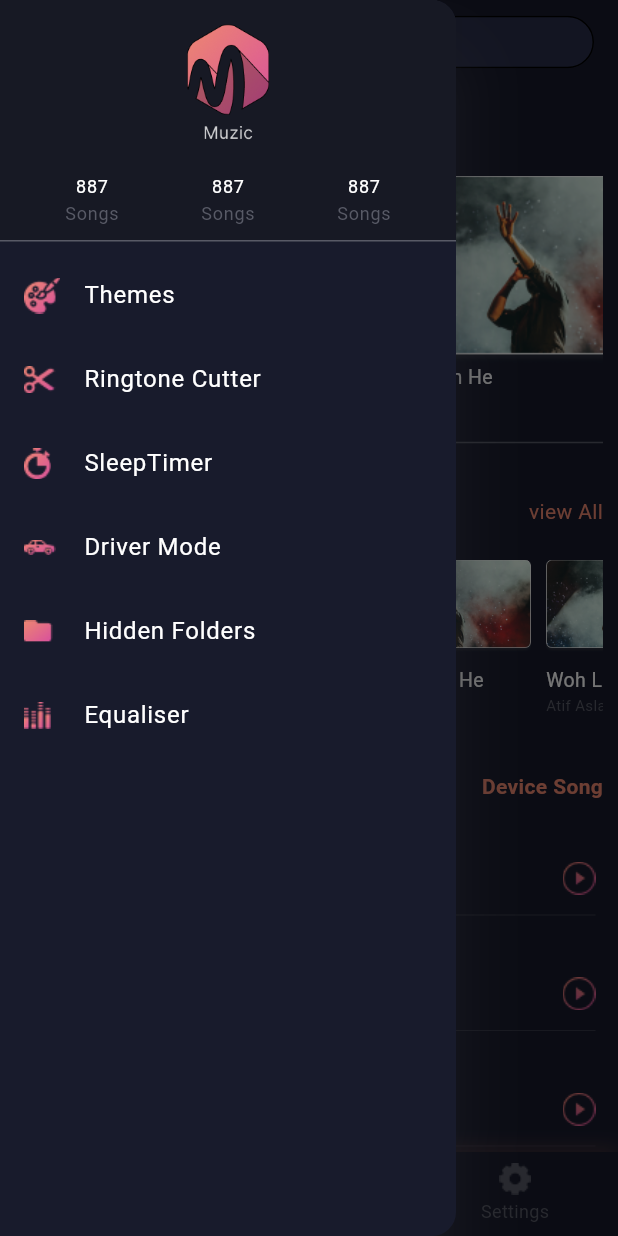
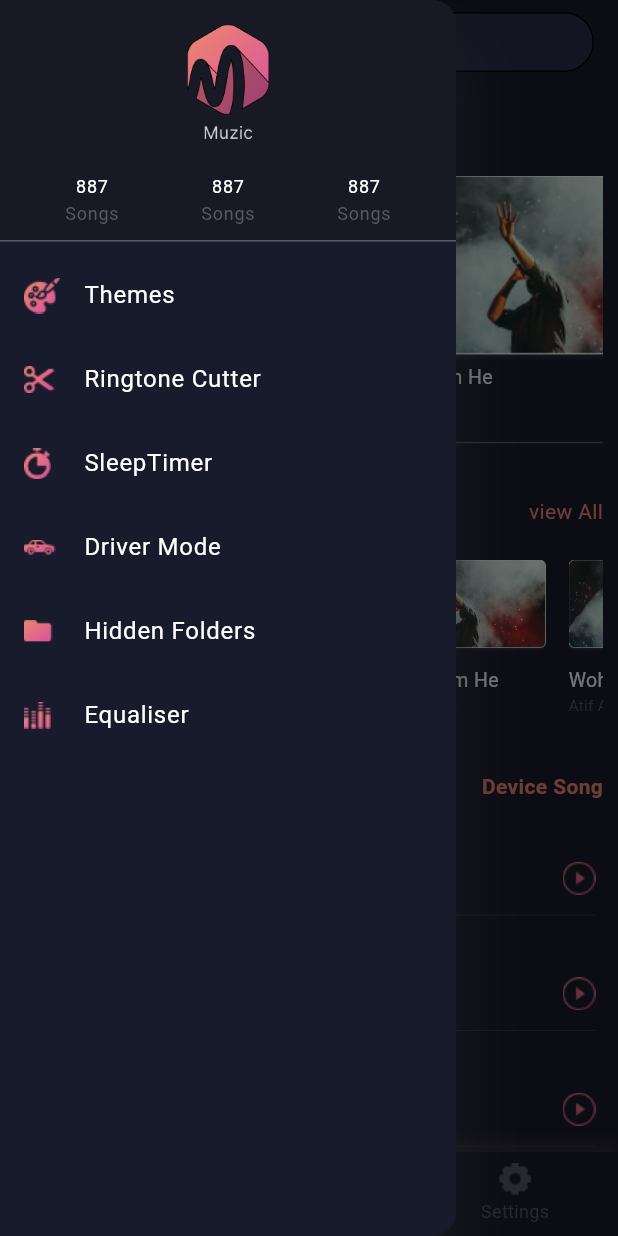
Before and after one commit to mdtaosifhossain3/flutter-music-player, a Flutter app: the screen it shows after launch, with the side drawer open, on a phone screen of 412 x 824 dp. Run offline on Flutter 3.47's test engine with Material 3 defaults, Android fonts, the phone set to English and light mode, and no system bars; our stand-ins replace get.

Commit message:
code shifting

```diff
--- a/lib/main.dart
+++ b/lib/main.dart
@@ -2,7 +2,6 @@ import 'package:flutter/material.dart';
 import 'package:get/get.dart';
 import 'package:music_player/constants/theme.dart';
 import 'package:music_player/views/bottomNavigatonBar/bottomNavigationBar.dart';
-import 'package:music_player/views/playListSongPlayScreen/play_list_song_play_screen.dart';
 
 void main() {
   runApp(const MyApp());
--- a/lib/resources/components/customWidgets/custom_appbar.dart
+++ /dev/null
@@ -1,13 +0,0 @@
-import 'package:flutter/material.dart';
-
-PreferredSizeWidget customAppbar(
-    {required BuildContext context, leadingIcon, actions, title}) {
-  return AppBar(
-    backgroundColor: Colors.transparent,
-    foregroundColor: Colors.transparent,
-    elevation: 0.00,
-    leading: leadingIcon,
-    actions: actions,
-    title: title,
-  );
-}
--- a/lib/resources/components/customWidgets/custom_textField.dart
+++ b/lib/resources/components/customWidgets/custom_textField.dart
@@ -8,7 +8,7 @@ class CustomTextfield extends StatelessWidget {
   @override
   Widget build(BuildContext context) {
     return SizedBox(
-      height: 35,
+      height: 40,
       child: TextField(
         decoration: InputDecoration(
           contentPadding: const EdgeInsets.all(0),
--- /dev/null
+++ b/lib/resources/components/widgets/drawer_widget.dart
@@ -0,0 +1,121 @@
+import 'package:flutter/material.dart';
+import 'package:music_player/constants/colors.dart';
+import 'package:music_player/resources/appUrls/icon_urls.dart';
+import 'package:music_player/resources/appUrls/image_urls.dart';
+import 'package:music_player/resources/components/customWidgets/custom_text.dart';
+
+class DrawerWidget extends StatelessWidget {
+  const DrawerWidget({super.key});
+
+  @override
+  Widget build(BuildContext context) {
+    return Drawer(
+      backgroundColor: deepBlackColor,
+      shadowColor: greyColor,
+      elevation: 20,
+      child: ListView(
+        children: [
+          DrawerHeader(
+              decoration: const BoxDecoration(color: drawerHeaderColor),
+              child: Column(
+                children: [
+                  Image.asset(
+                    ImageUrls.logoURL,
+                    width: 55,
+                  ),
+                  const SizedBox(
+                    height: 20,
+                  ),
+                  const Row(
+                    mainAxisAlignment: MainAxisAlignment.spaceAround,
+                    children: [
+                      Column(
+                        children: [
+                          CustomText(
+                            label: "887",
+                            fontSize: 12,
+                          ),
+                          CustomText(
+                            label: "Songs",
+                            fontSize: 12,
+                            color: greyColor,
+                          ),
+                        ],
+                      ),
+                      Column(
+                        children: [
+                          CustomText(
+                            label: "887",
+                            fontSize: 12,
+                          ),
+                          CustomText(
+                            label: "Songs",
+                            fontSize: 12,
+                            color: greyColor,
+                          ),
+                        ],
+                      ),
+                      Column(
+                        children: [
+                          CustomText(
+                            label: "887",
+                            fontSize: 12,
+                          ),
+                          CustomText(
+                            label: "Songs",
+                            fontSize: 12,
+                            color: greyColor,
+                          ),
+                        ],
+                      ),
+                    ],
+                  )
+                ],
+              )),
+          ListTile(
+            leading: Image.asset(IconUrls.paintIconURL),
+            title: const Text('Themes'),
+            onTap: () {
+              Navigator.pop(context);
+            },
+          ),
+          ListTile(
+            leading: Image.asset(IconUrls.scissorsIconURL),
+            title: const Text('Ringtone Cutter'),
+            onTap: () {
+              Navigator.pop(context);
+            },
+          ),
+          ListTile(
+            leading: Image.asset(IconUrls.stopwatchIconURL),
+            title: const Text('SleepTimer'),
+            onTap: () {
+              Navigator.pop(context);
+            },
+          ),
+          ListTile(
+            leading: Image.asset(IconUrls.carIconURL),
+            title: const Text('Driver Mode'),
+            onTap: () {
+              Navigator.pop(context);
+            },
+          ),
+          ListTile(
+            leading: Image.asset(IconUrls.folderIconURL),
+            title: const Text('Hidden Folders'),
+            onTap: () {
+              Navigator.pop(context);
+            },
+          ),
+          ListTile(
+            leading: Image.asset(IconUrls.soundBarIconURL),
+            title: const Text('Equaliser'),
+            onTap: () {
+              Navigator.pop(context);
+            },
+          ),
+        ],
+      ),
+    );
+  }
+}
--- a/lib/views/bottomNavigatonBar/bottomNavigationBar.dart
+++ b/lib/views/bottomNavigatonBar/bottomNavigationBar.dart
@@ -1,9 +1,9 @@
 import 'package:flutter/material.dart';
 import 'package:music_player/constants/colors.dart';
 import 'package:music_player/resources/appUrls/icon_urls.dart';
-import 'package:music_player/resources/appUrls/image_urls.dart';
 import 'package:music_player/resources/components/customWidgets/custom_text.dart';
 import 'package:music_player/resources/components/customWidgets/custom_textField.dart';
+import 'package:music_player/resources/components/widgets/drawer_widget.dart';
 import 'package:music_player/views/homeScreen/home_screen.dart';
 import 'package:music_player/views/settingsScreen/settings_screen.dart';
 import 'package:music_player/views/songScreen/song_screen.dart';
@@ -27,114 +27,7 @@ class _BottomnavigationbarState extends State<Bottomnavigationbar> {
   Widget build(BuildContext context) {
     return SafeArea(
       child: Scaffold(
-        drawer: Drawer(
-          backgroundColor: deepBlackColor,
-          shadowColor: greyColor,
-          elevation: 20,
-          child: ListView(
-            children: [
-              DrawerHeader(
-                  decoration: const BoxDecoration(color: drawerHeaderColor),
-                  child: Column(
-                    children: [
-                      Image.asset(
-                        ImageUrls.logoURL,
-                        width: 55,
-                      ),
-                      const SizedBox(
-                        height: 20,
-                      ),
-                      const Row(
-                        mainAxisAlignment: MainAxisAlignment.spaceAround,
-                        children: [
-                          Column(
-                            children: [
-                              CustomText(
-                                label: "887",
-                                fontSize: 12,
-                              ),
-                              CustomText(
-                                label: "Songs",
-                                fontSize: 12,
-                                color: greyColor,
-                              ),
-                            ],
-                          ),
-                          Column(
-                            children: [
-                              CustomText(
-                                label: "887",
-                                fontSize: 12,
-                              ),
-                              CustomText(
-                                label: "Songs",
-                                fontSize: 12,
-                                color: greyColor,
-                              ),
-                            ],
-                          ),
-                          Column(
-                            children: [
-                              CustomText(
-                                label: "887",
-                                fontSize: 12,
-                              ),
-                              CustomText(
-                                label: "Songs",
-                                fontSize: 12,
-                                color: greyColor,
-                              ),
-                            ],
-                          ),
-                        ],
-                      )
-                    ],
-                  )),
-              ListTile(
-                leading: Image.asset(IconUrls.paintIconURL),
-                title: const Text('Themes'),
-                onTap: () {
-                  Navigator.pop(context);
-                },
-              ),
-              ListTile(
-                leading: Image.asset(IconUrls.scissorsIconURL),
-                title: const Text('Ringtone Cutter'),
-                onTap: () {
-                  Navigator.pop(context);
-                },
-              ),
-              ListTile(
-                leading: Image.asset(IconUrls.stopwatchIconURL),
-                title: const Text('SleepTimer'),
-                onTap: () {
-                  Navigator.pop(context);
-                },
-              ),
-              ListTile(
-                leading: Image.asset(IconUrls.carIconURL),
-                title: const Text('Driver Mode'),
-                onTap: () {
-                  Navigator.pop(context);
-                },
-              ),
-              ListTile(
-                leading: Image.asset(IconUrls.folderIconURL),
-                title: const Text('Hidden Folders'),
-                onTap: () {
-                  Navigator.pop(context);
-                },
-              ),
-              ListTile(
-                leading: Image.asset(IconUrls.soundBarIconURL),
-                title: const Text('Equaliser'),
-                onTap: () {
-                  Navigator.pop(context);
-                },
-              ),
-            ],
-          ),
-        ),
+        drawer: const DrawerWidget(),
         appBar: AppBar(
           leading: Builder(builder: (context) {
             return InkWell(
@@ -169,7 +62,14 @@ class _BottomnavigationbarState extends State<Bottomnavigationbar> {
                       fontSize: 17,
                       color: midWhiteColor,
                     ),
-          actions: currentIdx != 0 ? [const Icon(Icons.search)] : null,
+          actions: currentIdx != 0
+              ? [
+                  const Padding(
+                    padding: EdgeInsets.only(right: 8.0),
+                    child: Icon(Icons.search),
+                  )
+                ]
+              : null,
         ),
         backgroundColor: bottomBarColor,
         bottomNavigationBar: Container(
--- a/lib/views/homeScreen/home_screen.dart
+++ b/lib/views/homeScreen/home_screen.dart
@@ -102,7 +102,7 @@ class _HomeScreenState extends State<HomeScreen> {
                             crossAxisAlignment: CrossAxisAlignment.start,
                             children: [
                               Padding(
-                                padding: const EdgeInsets.only(right: 10.0),
+                                padding: const EdgeInsets.only(right: 15.0),
                                 child: BoxWidget(
                                   image: ImageUrls.bannerURL,
                                   height: 80,
--- a/lib/views/artistScreen/artist_screen.dart
+++ b/lib/views/songScreen/artistScreen/artist_screen.dart
@@ -5,7 +5,7 @@ import 'package:music_player/resources/appUrls/image_urls.dart';
 import 'package:music_player/resources/components/customWidgets/custom_text.dart';
 import 'package:music_player/resources/components/widgets/box_widget.dart';
 import 'package:music_player/resources/components/widgets/pop_menu_button_widget.dart';
-import 'package:music_player/views/artistDetailsScreen/artist_details_screen.dart';
+import 'package:music_player/views/songScreen/artistScreen/artistDetailsScreen/artist_details_screen.dart';
 
 class ArtistScreen extends StatelessWidget {
   const ArtistScreen({super.key});
```
Also changed, not shown: lib/views/songScreen/song_screen.dart (+4 -4 lines), lib/views/songScreen/albumsScreen/albumDetailsScreen/album_details_screen.dart (renamed from lib/views/albumDetailsScreen/album_details_screen.dart), lib/views/songScreen/albumsScreen/album_screen.dart (renamed from lib/views/albumsScreen/album_screen.dart), lib/views/songScreen/artistScreen/artistDetailsScreen/artist_details_screen.dart (renamed from lib/views/artistDetailsScreen/artist_details_screen.dart), lib/views/songScreen/genreScreen/genre_screen.dart (renamed from lib/views/genreScreen/genre_screen.dart), lib/views/songScreen/playListScreen/playListSongPlayScreen/play_list_song_play_screen.dart (renamed from lib/views/playListSongPlayScreen/play_list_song_play_screen.dart), lib/views/songScreen/playListScreen/play_list_screen.dart (renamed from lib/views/playListScreen/play_list_screen.dart).
